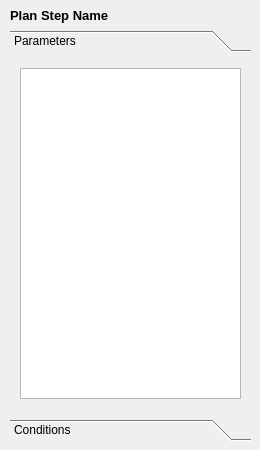
This is PlanVisualizerWidget/PlanStepView.ui in MHesham/CaseVisualizer as Qt 5 draws it before an edit. The edited form follows.
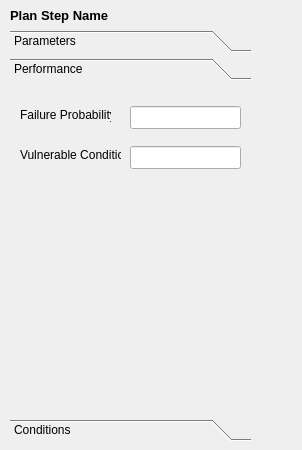
This is the edited form.

```diff
--- a/PlanVisualizerWidget/PlanStepView.ui
+++ b/PlanVisualizerWidget/PlanStepView.ui
@@ -6,7 +6,7 @@
    <rect>
     <x>0</x>
     <y>0</y>
-    <width>260</width>
+    <width>302</width>
     <height>450</height>
    </rect>
   </property>
@@ -26,7 +26,7 @@
     <enum>Qt::LeftToRight</enum>
    </property>
    <property name="currentIndex">
-    <number>0</number>
+    <number>1</number>
    </property>
    <widget class="QWidget" name="Parameters">
     <property name="geometry">
@@ -34,7 +34,7 @@
       <x>0</x>
       <y>0</y>
       <width>241</width>
-      <height>349</height>
+      <height>330</height>
      </rect>
     </property>
     <attribute name="label">
@@ -89,6 +89,66 @@
      </property>
     </widget>
    </widget>
+   <widget class="QWidget" name="Preformance">
+    <attribute name="label">
+     <string>Performance</string>
+    </attribute>
+    <widget class="QLabel" name="lblVulnerableCondition">
+     <property name="geometry">
+      <rect>
+       <x>10</x>
+       <y>60</y>
+       <width>101</width>
+       <height>18</height>
+      </rect>
+     </property>
+     <property name="text">
+      <string>Vulnerable Condition</string>
+     </property>
+    </widget>
+    <widget class="QLineEdit" name="txtVulnerableCondition">
+     <property name="geometry">
+      <rect>
+       <x>120</x>
+       <y>60</y>
+       <width>111</width>
+       <height>23</height>
+      </rect>
+     </property>
+     <property name="inputMask">
+      <string>9999999999</string>
+     </property>
+     <property name="maxLength">
+      <number>10</number>
+     </property>
+    </widget>
+    <widget class="QLineEdit" name="txtFailureProbability">
+     <property name="geometry">
+      <rect>
+       <x>120</x>
+       <y>20</y>
+       <width>111</width>
+       <height>23</height>
+      </rect>
+     </property>
+     <property name="inputMask">
+      <string>9999999999</string>
+     </property>
+    </widget>
+    <widget class="QLabel" name="lblFailureProbability">
+     <property name="geometry">
+      <rect>
+       <x>10</x>
+       <y>20</y>
+       <width>91</width>
+       <height>18</height>
+      </rect>
+     </property>
+     <property name="text">
+      <string>Failure Probability</string>
+     </property>
+    </widget>
+   </widget>
    <widget class="QWidget" name="Conditions">
     <property name="geometry">
      <rect>
```
Left out of the diff: 4 changed lines with no effect on the pictures.
